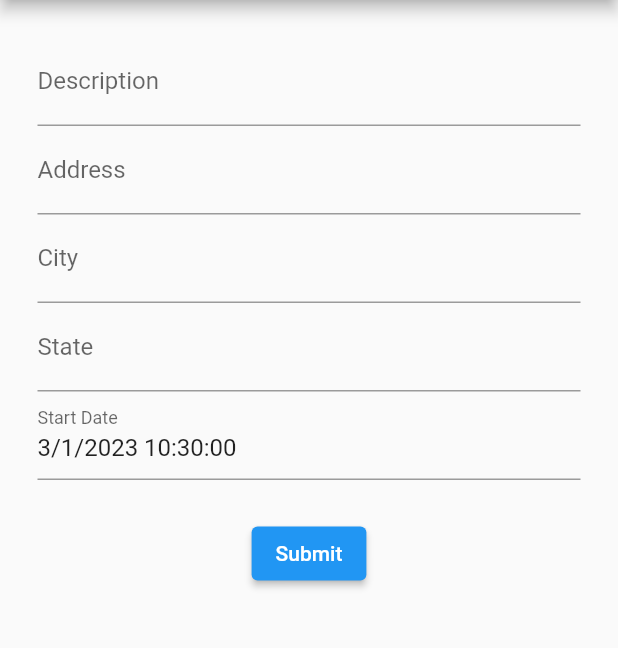
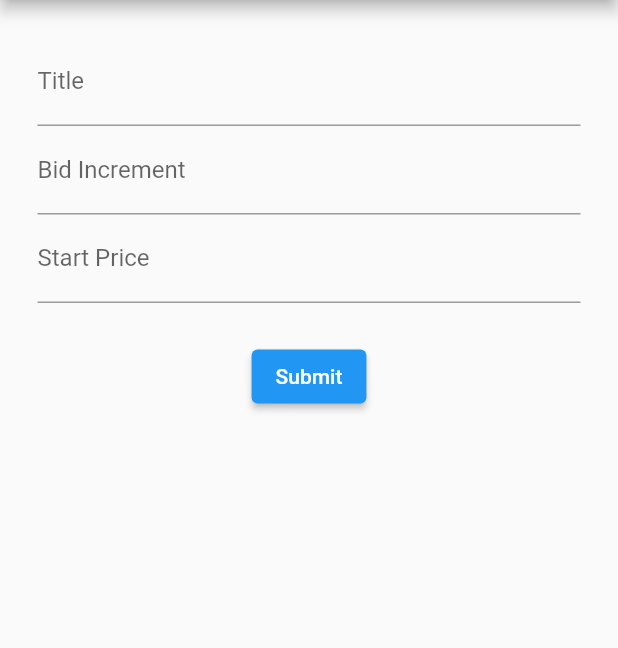
Before and after one commit to dboots/absentee, a Flutter app: the CreateListingWidget screen opened directly, on a phone screen of 412 x 824 dp, the part 84-732 px from its top. Run offline on Flutter 3.47's test engine with Material 2 defaults, Android fonts, the phone set to English and light mode, and no system bars; drawn by our look-alikes of flutter_form_builder; our stand-ins replace cloud_firestore, connectivity_plus, firebase_auth, firebase_core, freezed_annotation, google_sign_in; missing offline and left inert: flutter_facebook_auth; accounts and stored records are empty.

Commit message:
add create-listing, model refactor

```diff
--- a/lib/main.dart
+++ b/lib/main.dart
@@ -3,9 +3,6 @@ import 'dart:async';
 import 'package:connectivity_plus/connectivity_plus.dart';
 import 'package:absentee/providers/auth.provider.dart';
 import 'package:absentee/screens/auctioneers/dashboard.dart';
-import 'package:absentee/screens/auctioneers/create-listing.dart';
-import 'package:absentee/screens/listing.dart';
-import 'package:absentee/screens/login.dart';
 import 'package:flutter/material.dart';
 import 'package:firebase_core/firebase_core.dart';
 import 'firebase_options.dart';
--- a/lib/models/auction/auction.dart
+++ b/lib/models/auction/auction.dart
@@ -1,4 +1,3 @@
-import 'package:absentee/models/listing.dart';
 import 'package:freezed_annotation/freezed_annotation.dart';
 import 'package:flutter/foundation.dart';
 
--- a/lib/models/listing/listing.dart
+++ b/lib/models/listing/listing.dart
@@ -5,9 +5,9 @@ import 'package:flutter/foundation.dart';
 part 'listing.freezed.dart';
 part 'listing.g.dart';
 
-@freezed
+@unfreezed
 class ListingModel with _$ListingModel {
-  const factory ListingModel({
+  factory ListingModel({
       required double bidIncrement,
       required double startPrice,
       required String title,
--- a/lib/screens/auctioneers/create-listing.dart
+++ b/lib/screens/auctioneers/create-listing.dart
@@ -1,5 +1,6 @@
 import 'package:absentee/providers/auth.provider.dart';
 import 'package:absentee/services/auction.service.dart';
+import 'package:absentee/services/listing.service.dart';
 import 'package:flutter/material.dart';
 import 'package:flutter_form_builder/flutter_form_builder.dart';
 import 'package:provider/provider.dart';
@@ -8,7 +9,7 @@ class CreateListingWidget extends StatelessWidget {
   CreateListingWidget({super.key});
 
   final _formKey = GlobalKey<FormBuilderState>();
-  final _auctionService = AuctionService();
+  final _listingService = ListingService();
   late final String uid;
 
   @override
@@ -29,20 +30,17 @@ class CreateListingWidget extends StatelessWidget {
     return FormBuilder(
         key: _formKey,
         child: Column(children: [
-          getField('Description', 'description'),
-          getField('Address', 'address'),
-          getField('City', 'city'),
-          getField('State', 'state'),
-          getDatePickerField('Start Date', 'startDate'),
+          getField('Title', 'title'),
+          getNumberField('Bid Increment', 'bidIncrement'),
+          getNumberField('Start Price', 'startPrice'),
           Padding(
               padding: const EdgeInsets.all(25.0),
               child: ElevatedButton(
                 onPressed: () {
                   if (_formKey.currentState?.saveAndValidate() ?? false) {
                     debugPrint(_formKey.currentState?.value.toString());
-                    _auctionService.create(_formKey.currentState!.value, uid).then((value) {
-                      print('created!');
-                      print(value);
+                    _listingService.create(_formKey.currentState!.value, uid).then((value) {
+                      Navigator.pop(context);
                     });
                   } else {
                     debugPrint(_formKey.currentState?.value.toString());
@@ -67,6 +65,18 @@ class CreateListingWidget extends StatelessWidget {
     );
   }
 
+  Widget getNumberField(String label, String name) {
+    return FormBuilderTextField(
+      name: name,
+      keyboardType: const TextInputType.numberWithOptions(decimal: true),
+      decoration: InputDecoration(labelText: label),
+      valueTransformer: (text) => num.tryParse(text!),
+      onChanged: (val) {
+        print(val); // Print the text value write into TextField
+      },
+    );
+  }
+
   Widget getDatePickerField(String label, String name) {
     return FormBuilderDateTimePicker(
       name: name,
--- a/lib/services/listing.service.dart
+++ b/lib/services/listing.service.dart
@@ -7,8 +7,7 @@ class ListingService {
   final _firestoreService = FirestoreService.instance;
   final db = FirebaseFirestore.instance;
 
-  Future create(Map<String, Object> data, String uid) async {
-    final ref = db.collection(collection).doc();
+  Future create(Map<String, dynamic> data, String uid) async {
     return db.collection(collection).add({...data, 'userId': uid});
   }
 
```
Also changed, not shown: lib/screens/auction.dart (+17 -7 lines), lib/models/listing/listing.freezed.dart, 1 other file.
